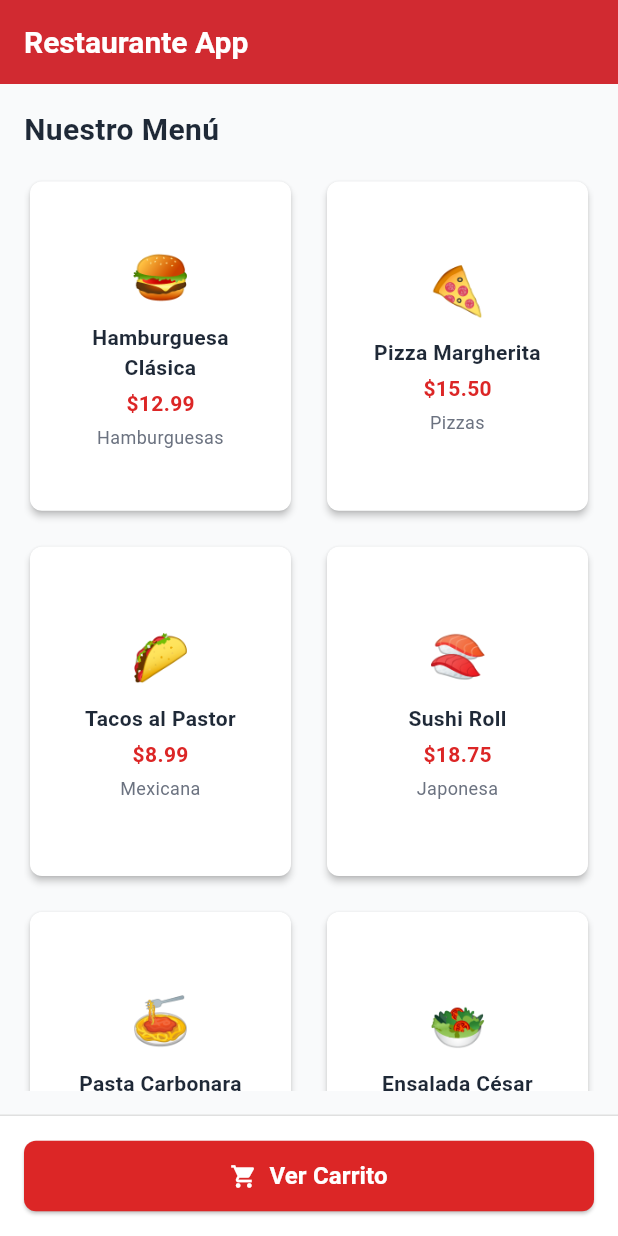
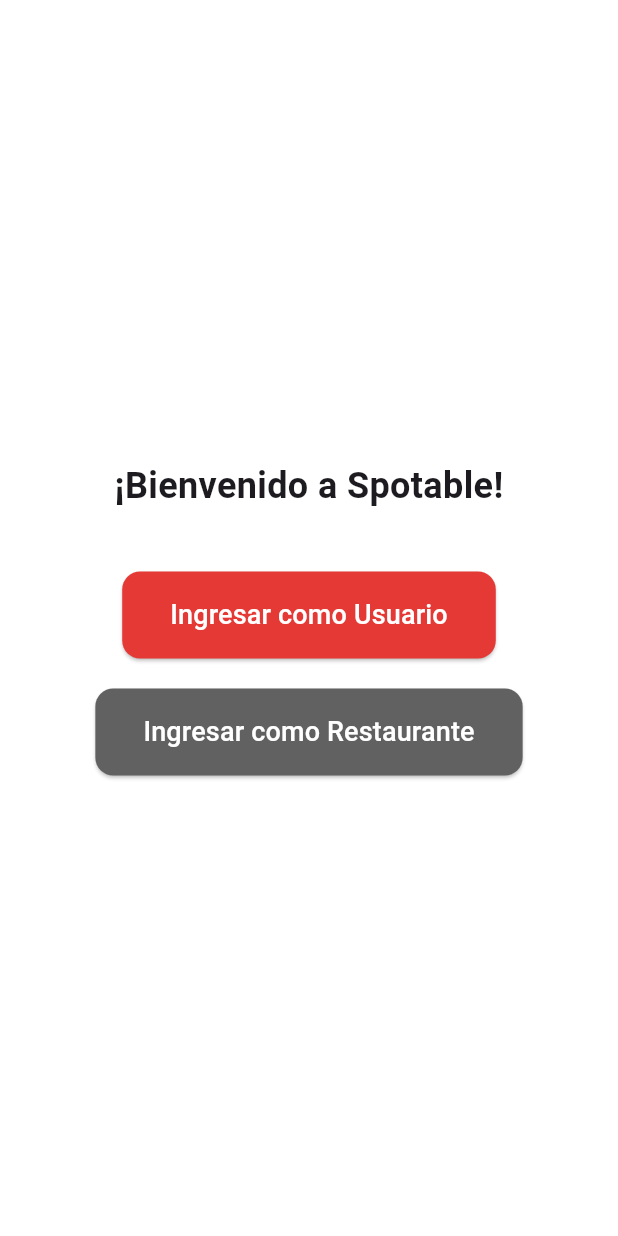
Before and after one commit to SebasMarquez/Spotable, a Flutter app: the screen it shows after launch, on a phone screen of 412 x 824 dp. Run offline on Flutter 3.47's test engine with Material 3 defaults, Android fonts, the phone set to English and light mode, and no system bars; our stand-ins replace cloud_firestore, firebase_core; accounts and stored records are empty.

Commit message:
Adelanto dashboard restaurantes y seleccion de restaurantes usuario

```diff
--- a/lib/main.dart
+++ b/lib/main.dart
@@ -1,16 +1,20 @@
 import 'package:flutter/material.dart';
 import 'screens/menu_screen.dart';
+import 'screens/welcome_screen.dart';
+import 'screens/restaurant_screen.dart';
 import 'utils/app_colors.dart';
 import 'package:provider/provider.dart';
 import 'services/cart_service.dart';
 import 'package:firebase_core/firebase_core.dart';
 import 'firebase_options.dart';
+import 'screens/restaurant_list_screen.dart';
+import 'models/restaurant.dart';
+import 'screens/restaurant_login_screen.dart';
+import 'services/firebase_service.dart';
 
 void main() async {
   WidgetsFlutterBinding.ensureInitialized();
-
   await Firebase.initializeApp(options: DefaultFirebaseOptions.currentPlatform);
-
   runApp(MyApp());
 }
 
@@ -25,10 +29,74 @@
           primarySwatch: Colors.red,
           scaffoldBackgroundColor: AppColors.background,
         ),
-        home: MenuScreen(),
         debugShowCheckedModeBanner: false,
+        home: _RootNavigator(),
       ),
     );
+  }
+}
+
+class _RootNavigator extends StatefulWidget {
+  @override
+  State<_RootNavigator> createState() => _RootNavigatorState();
+}
+
+class _RootNavigatorState extends State<_RootNavigator> {
+  Widget? _screen;
+
+  @override
+  void initState() {
+    super.initState();
+    _screen = WelcomeScreen(
+      onUserTap: () {
+        setState(() {
+          _screen = RestaurantListScreen(
+            onRestaurantSelected: (Restaurant restaurant) {
+              setState(() {
+                // Aquí puedes pasar el restaurante seleccionado a MenuScreen si lo necesitas
+                _screen = MenuScreen();
+              });
+            },
+          );
+        });
+      },
+      onRestaurantTap: () {
+        setState(() {
+          _screen = RestaurantLoginScreen(
+            onLogin: (String id) async {
+              final exists = await FirebaseService().restaurantExists(id);
+              if (exists) {
+                setState(() {
+                  _screen = RestaurantScreen(restaurantId: id);
+                });
+              } else {
+                showDialog(
+                  context: context,
+                  builder:
+                      (context) => AlertDialog(
+                        title: const Text('ID incorrecto'),
+                        content: const Text(
+                          'No existe un restaurante con ese ID.',
+                        ),
+                        actions: [
+                          TextButton(
+                            onPressed: () => Navigator.of(context).pop(),
+                            child: const Text('OK'),
+                          ),
+                        ],
+                      ),
+                );
+              }
+            },
+          );
+        });
+      },
+    );
+  }
+
+  @override
+  Widget build(BuildContext context) {
+    return _screen!;
   }
 }
 
--- /dev/null
+++ b/lib/models/restaurant.dart
@@ -0,0 +1,15 @@
+class Restaurant {
+  final String id;
+  final String name;
+  final String imageUrl;
+
+  Restaurant({required this.id, required this.name, required this.imageUrl});
+
+  factory Restaurant.fromFirestore(Map<String, dynamic> data, String id) {
+    return Restaurant(
+      id: id,
+      name: data['Nombre'] ?? '',
+      imageUrl: data['imagen'] ?? '',
+    );
+  }
+}
--- /dev/null
+++ b/lib/screens/welcome_screen.dart
@@ -0,0 +1,70 @@
+import 'package:flutter/material.dart';
+
+class WelcomeScreen extends StatelessWidget {
+  final VoidCallback onUserTap;
+  final VoidCallback onRestaurantTap;
+
+  const WelcomeScreen({
+    Key? key,
+    required this.onUserTap,
+    required this.onRestaurantTap,
+  }) : super(key: key);
+
+  @override
+  Widget build(BuildContext context) {
+    return Scaffold(
+      backgroundColor: Colors.white,
+      body: Center(
+        child: Padding(
+          padding: const EdgeInsets.all(32.0),
+          child: Column(
+            mainAxisAlignment: MainAxisAlignment.center,
+            children: [
+              const Text(
+                '¡Bienvenido a Spotable!',
+                style: TextStyle(fontSize: 24, fontWeight: FontWeight.bold),
+                textAlign: TextAlign.center,
+              ),
+              const SizedBox(height: 40),
+              ElevatedButton(
+                onPressed: onUserTap,
+                style: ElevatedButton.styleFrom(
+                  backgroundColor: Colors.red[600],
+                  padding: const EdgeInsets.symmetric(
+                    vertical: 16,
+                    horizontal: 32,
+                  ),
+                  shape: RoundedRectangleBorder(
+                    borderRadius: BorderRadius.circular(12),
+                  ),
+                ),
+                child: const Text(
+                  'Ingresar como Usuario',
+                  style: TextStyle(color: Colors.white, fontSize: 18),
+                ),
+              ),
+              const SizedBox(height: 20),
+              ElevatedButton(
+                onPressed: onRestaurantTap,
+                style: ElevatedButton.styleFrom(
+                  backgroundColor: Colors.grey[700],
+                  padding: const EdgeInsets.symmetric(
+                    vertical: 16,
+                    horizontal: 32,
+                  ),
+                  shape: RoundedRectangleBorder(
+                    borderRadius: BorderRadius.circular(12),
+                  ),
+                ),
+                child: const Text(
+                  'Ingresar como Restaurante',
+                  style: TextStyle(color: Colors.white, fontSize: 18),
+                ),
+              ),
+            ],
+          ),
+        ),
+      ),
+    );
+  }
+}
```
Also changed, not shown: lib/screens/restaurant_list_screen.dart (added, +99 -0 lines), lib/screens/restaurant_login_screen.dart (added, +87 -0 lines), lib/screens/restaurant_screen.dart (added, +195 -0 lines), lib/services/firebase_service.dart (added, +32 -0 lines).
